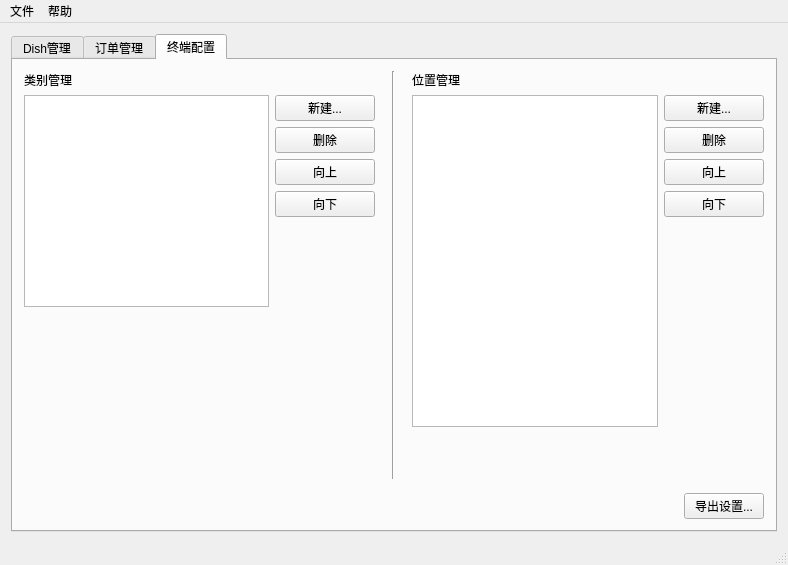
Before: the Qt Designer form cbserver/CBServerMonitor/mainwindow.ui in raidenawkward/cbqt, drawn with Qt 5.
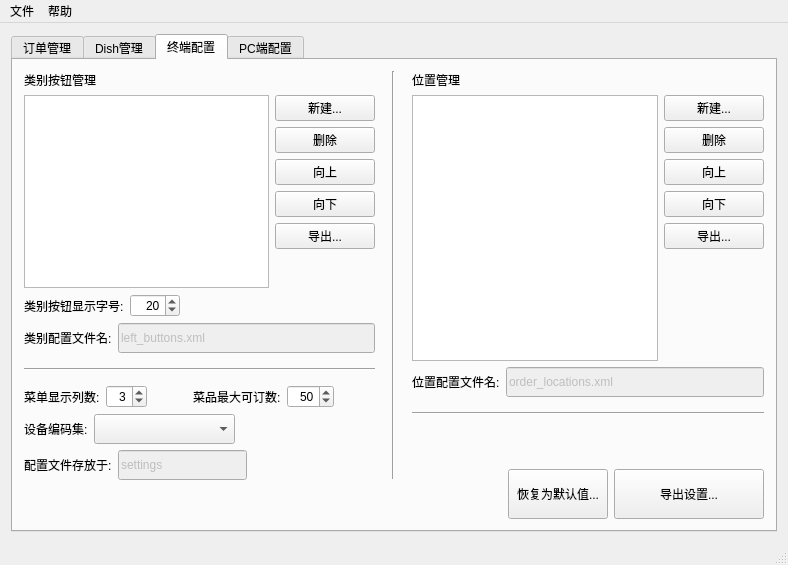
After: the same form once the commit is applied.

Commit message:
ui for terminal settings finished
modified: ui xml design finished for terminal settings

The edit to the form file:
```diff
--- a/cbserver/CBServerMonitor/mainwindow.ui
+++ b/cbserver/CBServerMonitor/mainwindow.ui
@@ -24,10 +24,33 @@
     <item>
      <layout class="QVBoxLayout" name="verticalLayout_4">
       <item>
-       <widget class="QTabWidget" name="tabWidget">
+       <widget class="QTabWidget" name="tabPCSettings_2">
         <property name="currentIndex">
          <number>2</number>
         </property>
+        <widget class="QWidget" name="tabOrders">
+         <attribute name="title">
+          <string>订单管理</string>
+         </attribute>
+         <layout class="QGridLayout" name="gridLayout">
+          <item row="0" column="0">
+           <widget class="QTableWidget" name="tableWidgetOrders">
+            <property name="font">
+             <font>
+              <weight>75</weight>
+              <bold>true</bold>
+             </font>
+            </property>
+            <property name="lineWidth">
+             <number>3</number>
+            </property>
+            <property name="showGrid">
+             <bool>true</bool>
+            </property>
+           </widget>
+          </item>
+         </layout>
+        </widget>
         <widget class="QWidget" name="tabDishes">
          <attribute name="title">
           <string>Dish管理</string>
@@ -103,29 +126,6 @@
           </item>
          </layout>
         </widget>
-        <widget class="QWidget" name="tabOrders">
-         <attribute name="title">
-          <string>订单管理</string>
-         </attribute>
-         <layout class="QGridLayout" name="gridLayout">
-          <item row="0" column="0">
-           <widget class="QTableWidget" name="tableWidgetOrders">
-            <property name="font">
-             <font>
-              <weight>75</weight>
-              <bold>true</bold>
-             </font>
-            </property>
-            <property name="lineWidth">
-             <number>3</number>
-            </property>
-            <property name="showGrid">
-             <bool>true</bool>
-            </property>
-           </widget>
-          </item>
-         </layout>
-        </widget>
         <widget class="QWidget" name="tabSettings">
          <attribute name="title">
           <string>终端配置</string>
@@ -138,7 +138,7 @@
               <item>
                <widget class="QLabel" name="label">
                 <property name="text">
-                 <string>类别管理</string>
+                 <string>类别按钮管理</string>
                 </property>
                </widget>
               </item>
@@ -232,6 +232,25 @@
                     </property>
                    </widget>
                   </item>
+                  <item>
+                   <widget class="QPushButton" name="pushButtonTagSettingExport">
+                    <property name="minimumSize">
+                     <size>
+                      <width>100</width>
+                      <height>0</height>
+                     </size>
+                    </property>
+                    <property name="maximumSize">
+                     <size>
+                      <width>100</width>
+                      <height>50</height>
+                     </size>
+                    </property>
+                    <property name="text">
+                     <string>导出...</string>
+                    </property>
+                   </widget>
+                  </item>
                   <item>
                    <spacer name="verticalSpacer_3">
                     <property name="orientation">
@@ -249,6 +268,288 @@
                 </item>
                </layout>
               </item>
+              <item>
+               <layout class="QHBoxLayout" name="horizontalLayout_8">
+                <item>
+                 <widget class="QLabel" name="label_3">
+                  <property name="sizePolicy">
+                   <sizepolicy hsizetype="Fixed" vsizetype="Preferred">
+                    <horstretch>0</horstretch>
+                    <verstretch>0</verstretch>
+                   </sizepolicy>
+                  </property>
+                  <property name="text">
+                   <string>类别按钮显示字号:</string>
+                  </property>
+                 </widget>
+                </item>
+                <item>
+                 <widget class="QSpinBox" name="spinBoxFontSizeLeftButton">
+                  <property name="sizePolicy">
+                   <sizepolicy hsizetype="Expanding" vsizetype="Expanding">
+                    <horstretch>0</horstretch>
+                    <verstretch>0</verstretch>
+                   </sizepolicy>
+                  </property>
+                  <property name="maximumSize">
+                   <size>
+                    <width>50</width>
+                    <height>30</height>
+                   </size>
+                  </property>
+                  <property name="alignment">
+                   <set>Qt::AlignRight|Qt::AlignTrailing|Qt::AlignVCenter</set>
+                  </property>
+                  <property name="minimum">
+                   <number>10</number>
+                  </property>
+                  <property name="maximum">
+                   <number>50</number>
+                  </property>
+                  <property name="value">
+                   <number>20</number>
+                  </property>
+                 </widget>
+                </item>
+                <item>
+                 <spacer name="horizontalSpacer_4">
+                  <property name="orientation">
+                   <enum>Qt::Horizontal</enum>
+                  </property>
+                  <property name="sizeHint" stdset="0">
+                   <size>
+                    <width>40</width>
+                    <height>20</height>
+                   </size>
+                  </property>
+                 </spacer>
+                </item>
+               </layout>
+              </item>
+              <item>
+               <layout class="QHBoxLayout" name="horizontalLayout_12">
+                <item>
+                 <widget class="QLabel" name="label_8">
+                  <property name="text">
+                   <string>类别配置文件名:</string>
+                  </property>
+                 </widget>
+                </item>
+                <item>
+                 <widget class="QLineEdit" name="lineEditTagSettingFileName">
+                  <property name="enabled">
+                   <bool>false</bool>
+                  </property>
+                  <property name="minimumSize">
+                   <size>
+                    <width>0</width>
+                    <height>30</height>
+                   </size>
+                  </property>
+                  <property name="text">
+                   <string>left_buttons.xml</string>
+                  </property>
+                 </widget>
+                </item>
+               </layout>
+              </item>
+              <item>
+               <layout class="QVBoxLayout" name="verticalLayout_11">
+                <item>
+                 <widget class="Line" name="line_2">
+                  <property name="minimumSize">
+                   <size>
+                    <width>0</width>
+                    <height>20</height>
+                   </size>
+                  </property>
+                  <property name="orientation">
+                   <enum>Qt::Horizontal</enum>
+                  </property>
+                 </widget>
+                </item>
+               </layout>
+              </item>
+              <item>
+               <layout class="QHBoxLayout" name="horizontalLayout_9">
+                <item>
+                 <widget class="QLabel" name="label_4">
+                  <property name="text">
+                   <string>菜单显示列数:</string>
+                  </property>
+                 </widget>
+                </item>
+                <item>
+                 <widget class="QSpinBox" name="spinBoxMenuItemCol">
+                  <property name="sizePolicy">
+                   <sizepolicy hsizetype="Expanding" vsizetype="Expanding">
+                    <horstretch>0</horstretch>
+                    <verstretch>0</verstretch>
+                   </sizepolicy>
+                  </property>
+                  <property name="maximumSize">
+                   <size>
+                    <width>50</width>
+                    <height>30</height>
+                   </size>
+                  </property>
+                  <property name="alignment">
+                   <set>Qt::AlignRight|Qt::AlignTrailing|Qt::AlignVCenter</set>
+                  </property>
+                  <property name="minimum">
+                   <number>1</number>
+                  </property>
+                  <property name="maximum">
+                   <number>5</number>
+                  </property>
+                  <property name="value">
+                   <number>3</number>
+                  </property>
+                 </widget>
+                </item>
+                <item>
+                 <spacer name="horizontalSpacer_6">
+                  <property name="orientation">
+                   <enum>Qt::Horizontal</enum>
+                  </property>
+                  <property name="sizeHint" stdset="0">
+                   <size>
+                    <width>40</width>
+                    <height>20</height>
+                   </size>
+                  </property>
+                 </spacer>
+                </item>
+                <item>
+                 <widget class="QLabel" name="label_6">
+                  <property name="text">
+                   <string>菜品最大可订数:</string>
+                  </property>
+                 </widget>
+                </item>
+                <item>
+                 <widget class="QSpinBox" name="spinBoxMaxItemOrderedCount">
+                  <property name="sizePolicy">
+                   <sizepolicy hsizetype="Expanding" vsizetype="Expanding">
+                    <horstretch>0</horstretch>
+                    <verstretch>0</verstretch>
+                   </sizepolicy>
+                  </property>
+                  <property name="maximumSize">
+                   <size>
+                    <width>50</width>
+                    <height>30</height>
+                   </size>
+                  </property>
+                  <property name="alignment">
+                   <set>Qt::AlignRight|Qt::AlignTrailing|Qt::AlignVCenter</set>
+                  </property>
+                  <property name="minimum">
+                   <number>1</number>
+                  </property>
+                  <property name="maximum">
+                   <number>500</number>
+                  </property>
+                  <property name="value">
+                   <number>50</number>
+                  </property>
+                 </widget>
+                </item>
+                <item>
+                 <spacer name="horizontalSpacer">
+                  <property name="orientation">
+                   <enum>Qt::Horizontal</enum>
+                  </property>
+                  <property name="sizeHint" stdset="0">
+                   <size>
+                    <width>40</width>
+                    <height>20</height>
+                   </size>
+                  </property>
+                 </spacer>
+                </item>
+               </layout>
+              </item>
+              <item>
+               <layout class="QHBoxLayout" name="horizontalLayout_10">
+                <item>
+                 <widget class="QLabel" name="label_5">
+                  <property name="text">
+                   <string>设备编码集:</string>
+                  </property>
+                 </widget>
+                </item>
+                <item>
+                 <widget class="QComboBox" name="comboBoxDeviceCharSet">
+                  <property name="sizePolicy">
+                   <sizepolicy hsizetype="Expanding" vsizetype="Fixed">
+                    <horstretch>0</horstretch>
+                    <verstretch>0</verstretch>
+                   </sizepolicy>
+                  </property>
+                  <property name="minimumSize">
+                   <size>
+                    <width>100</width>
+                    <height>30</height>
+                   </size>
+                  </property>
+                 </widget>
+                </item>
+                <item>
+                 <spacer name="horizontalSpacer_5">
+                  <property name="orientation">
+                   <enum>Qt::Horizontal</enum>
+                  </property>
+                  <property name="sizeHint" stdset="0">
+                   <size>
+                    <width>40</width>
+                    <height>20</height>
+                   </size>
+                  </property>
+                 </spacer>
+                </item>
+               </layout>
+              </item>
+              <item>
+               <layout class="QHBoxLayout" name="horizontalLayout_11">
+                <item>
+                 <widget class="QLabel" name="label_7">
+                  <property name="text">
+                   <string>配置文件存放于:</string>
+                  </property>
+                 </widget>
+                </item>
+                <item>
+                 <widget class="QLineEdit" name="lineEditSettingsDir">
+                  <property name="enabled">
+                   <bool>false</bool>
+                  </property>
+                  <property name="minimumSize">
+                   <size>
+                    <width>0</width>
+                    <height>30</height>
+                   </size>
+                  </property>
+                  <property name="text">
+                   <string>settings</string>
+                  </property>
+                 </widget>
+                </item>
+                <item>
+                 <spacer name="horizontalSpacer_2">
+                  <property name="orientation">
+                   <enum>Qt::Horizontal</enum>
+                  </property>
+                  <property name="sizeHint" stdset="0">
+                   <size>
+                    <width>40</width>
+                    <height>20</height>
+                   </size>
+                  </property>
+                 </spacer>
+                </item>
+               </layout>
+              </item>
               <item>
                <layout class="QHBoxLayout" name="horizontalLayout_4">
                 <item>
@@ -264,19 +565,6 @@
                   </property>
                  </spacer>
                 </item>
-                <item>
-                 <spacer name="horizontalSpacer_2">
-                  <property name="orientation">
-                   <enum>Qt::Horizontal</enum>
-                  </property>
-                  <property name="sizeHint" stdset="0">
-                   <size>
-                    <width>40</width>
-                    <height>20</height>
-                   </size>
-                  </property>
-                 </spacer>
-                </item>
                </layout>
               </item>
              </layout>
@@ -431,6 +719,25 @@
                     </property>
                    </widget>
                   </item>
+                  <item>
+                   <widget class="QPushButton" name="pushButtonLocationSettingExport">
+                    <property name="minimumSize">
+                     <size>
+                      <width>100</width>
+                      <height>0</height>
+                     </size>
+                    </property>
+                    <property name="maximumSize">
+                     <size>
+                      <width>100</width>
+                      <height>50</height>
+                     </size>
+                    </property>
+                    <property name="text">
+                     <string>导出...</string>
+                    </property>
+                   </widget>
+                  </item>
                   <item>
                    <spacer name="verticalSpacer_6">
                     <property name="orientation">
@@ -448,6 +755,50 @@
                 </item>
                </layout>
               </item>
+              <item>
+               <layout class="QHBoxLayout" name="horizontalLayout_13">
+                <item>
+                 <widget class="QLabel" name="label_9">
+                  <property name="text">
+                   <string>位置配置文件名:</string>
+                  </property>
+                 </widget>
+                </item>
+                <item>
+                 <widget class="QLineEdit" name="lineEditLocationSettingFileName">
+                  <property name="enabled">
+                   <bool>false</bool>
+                  </property>
+                  <property name="minimumSize">
+                   <size>
+                    <width>0</width>
+                    <height>30</height>
+                   </size>
+                  </property>
+                  <property name="text">
+                   <string>order_locations.xml</string>
+                  </property>
+                 </widget>
+                </item>
+               </layout>
+              </item>
+              <item>
+               <layout class="QVBoxLayout" name="verticalLayout_12">
+                <item>
+                 <widget class="Line" name="line_3">
+                  <property name="minimumSize">
+                   <size>
+                    <width>0</width>
+                    <height>20</height>
+                   </size>
+                  </property>
+                  <property name="orientation">
+                   <enum>Qt::Horizontal</enum>
+                  </property>
+                 </widget>
+                </item>
+               </layout>
+              </item>
               <item>
                <spacer name="verticalSpacer_4">
                 <property name="orientation">
@@ -464,19 +815,6 @@
                 </property>
                </spacer>
               </item>
-              <item>
-               <spacer name="horizontalSpacer">
-                <property name="orientation">
-                 <enum>Qt::Horizontal</enum>
-                </property>
-                <property name="sizeHint" stdset="0">
-                 <size>
-                  <width>40</width>
-                  <height>20</height>
-                 </size>
-                </property>
-               </spacer>
-              </item>
               <item>
                <layout class="QHBoxLayout" name="horizontalLayout_7">
                 <item>
@@ -492,8 +830,27 @@
                   </property>
                  </spacer>
                 </item>
+                <item>
+                 <widget class="QPushButton" name="pushButtonResetToDefaultValue">
+                  <property name="minimumSize">
+                   <size>
+                    <width>100</width>
+                    <height>50</height>
+                   </size>
+                  </property>
+                  <property name="text">
+                   <string>恢复为默认值...</string>
+                  </property>
+                 </widget>
+                </item>
                 <item>
                  <widget class="QPushButton" name="buttonExportSettings">
+                  <property name="minimumSize">
+                   <size>
+                    <width>150</width>
+                    <height>50</height>
+                   </size>
+                  </property>
                   <property name="text">
                    <string>导出设置...</string>
                   </property>
@@ -507,6 +864,11 @@
           </item>
          </layout>
         </widget>
+        <widget class="QWidget" name="tabPCSettings">
+         <attribute name="title">
+          <string>PC端配置</string>
+         </attribute>
+        </widget>
        </widget>
       </item>
      </layout>
```
